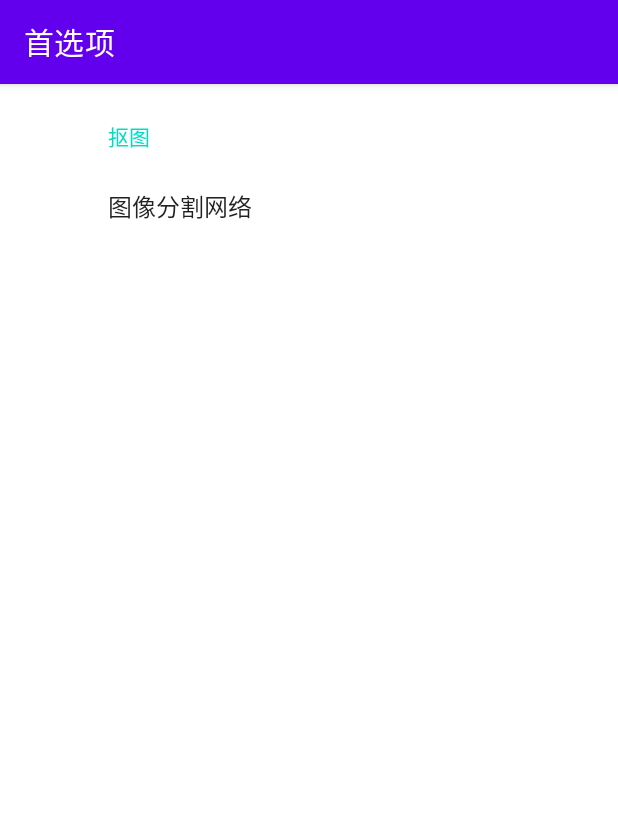
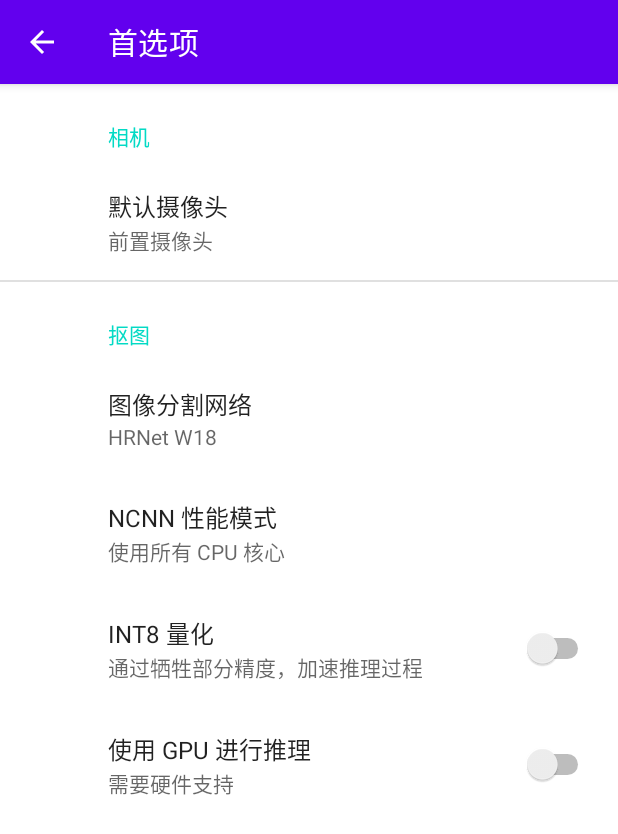
Before and after one commit to davilsu/HumanMatting, an Android app: the PreferencesActivity screen opened directly, with no data from a screen before it, on a phone screen of 412 x 824 dp. Shown: the top 834 px of the screen. Run offline under Robolectric (Android 15) with nearby library versions, the phone set to English and light mode, and no system bars; our stand-ins replace androidx.preference.

Commit message:
preferences done

```diff
--- a/app/src/main/res/layout/activity_camera.xml
+++ b/app/src/main/res/layout/activity_camera.xml
@@ -6,8 +6,7 @@
         android:id="@+id/camera"
         android:layout_width="match_parent"
         android:layout_height="match_parent"
-        app:cameraAudio="off"
-        app:cameraFacing="front" />
+        app:cameraAudio="off" />
 
     <androidx.coordinatorlayout.widget.CoordinatorLayout
         android:layout_width="match_parent"
--- a/app/src/main/res/values-night/themes.xml
+++ b/app/src/main/res/values-night/themes.xml
@@ -1,4 +1,5 @@
 <resources>
+
     <style name="Theme.Fullscreen" parent="Theme.AppCompat.NoActionBar">
         <item name="colorPrimary">@color/purple_200</item>
         <item name="colorPrimaryVariant">@color/purple_700</item>
@@ -6,9 +7,10 @@
         <item name="colorSecondary">@color/teal_200</item>
         <item name="colorSecondaryVariant">@color/teal_200</item>
         <item name="colorOnSecondary">@color/black</item>
-        <item name="android:statusBarColor" >@android:color/transparent</item>
+        <item name="android:statusBarColor">@android:color/transparent</item>
         <item name="windowActionModeOverlay">true</item>
     </style>
+
     <style name="Theme.Normal" parent="Theme.MaterialComponents.DayNight.DarkActionBar">
         <item name="colorPrimary">@color/purple_200</item>
         <item name="colorPrimaryVariant">@color/purple_700</item>
--- /dev/null
+++ b/app/src/main/res/values/camera_faces.xml
@@ -0,0 +1,11 @@
+<?xml version="1.0" encoding="utf-8"?>
+<resources>
+    <string-array name="camera_face_names">
+        <item>前置摄像头</item>
+        <item>后置摄像头</item>
+    </string-array>
+    <string-array name="camera_face_values">
+        <item>FRONT</item>
+        <item>BACK</item>
+    </string-array>
+</resources>
--- /dev/null
+++ b/app/src/main/res/values/powersave_modes.xml
@@ -0,0 +1,13 @@
+<?xml version="1.0" encoding="utf-8"?>
+<resources>
+    <string-array name="powersave_mode_names">
+        <item>使用所有 CPU 核心</item>
+        <item>只使用小核</item>
+        <item>只使用大核</item>
+    </string-array>
+    <string-array name="powersave_mode_values">
+        <item>0</item>
+        <item>1</item>
+        <item>2</item>
+    </string-array>
+</resources>
--- a/app/src/main/res/values/strings.xml
+++ b/app/src/main/res/values/strings.xml
@@ -1,8 +1,13 @@
 <resources>
     <string name="app_name">人像抠图</string>
     <string name="preferences">首选项</string>
+    <string name="camera_category">相机</string>
+    <string name="default_camera_face">默认摄像头</string>
     <string name="segmentation_category">抠图</string>
     <string name="segmentation_network">图像分割网络</string>
-    <!-- TODO: Remove or change this placeholder text -->
-    <string name="hello_blank_fragment">Hello blank fragment</string>
+    <string name="int8_quantization">INT8 量化</string>
+    <string name="int8_quantization_summary">通过牺牲部分精度，加速推理过程</string>
+    <string name="use_gpu">使用 GPU 进行推理</string>
+    <string name="use_gpu_summary">需要硬件支持</string>
+    <string name="powersave_mode">NCNN 性能模式</string>
 </resources>
--- a/app/src/main/res/values/themes.xml
+++ b/app/src/main/res/values/themes.xml
@@ -1,4 +1,5 @@
 <resources>
+
     <style name="Theme.Fullscreen" parent="Theme.AppCompat.NoActionBar">
         <item name="colorPrimary">@color/purple_500</item>
         <item name="colorPrimaryVariant">@color/purple_700</item>
@@ -6,9 +7,10 @@
         <item name="colorSecondary">@color/teal_200</item>
         <item name="colorSecondaryVariant">@color/teal_700</item>
         <item name="colorOnSecondary">@color/black</item>
-        <item name="android:statusBarColor" >@android:color/transparent</item>
+        <item name="android:statusBarColor">@android:color/transparent</item>
         <item name="windowActionModeOverlay">true</item>
     </style>
+
     <style name="Theme.Normal" parent="Theme.MaterialComponents.DayNight.DarkActionBar">
         <item name="colorPrimary">@color/purple_500</item>
         <item name="colorPrimaryVariant">@color/purple_700</item>
--- a/app/src/main/res/xml/preferences.xml
+++ b/app/src/main/res/xml/preferences.xml
@@ -1,12 +1,38 @@
 <?xml version="1.0" encoding="utf-8"?>
 <PreferenceScreen xmlns:android="http://schemas.android.com/apk/res/android"
-    android:title="@string/preferences"
-    android:key="preferences">
+    android:key="preferences"
+    android:title="@string/preferences">
+    <PreferenceCategory android:title="@string/camera_category">
+        <ListPreference
+            android:defaultValue="FRONT"
+            android:entries="@array/camera_face_names"
+            android:entryValues="@array/camera_face_values"
+            android:key="default_camera_face"
+            android:summary="%s"
+            android:title="@string/default_camera_face" />
+    </PreferenceCategory>
     <PreferenceCategory android:title="@string/segmentation_category">
-        <ListPreference android:key="segmentation_network"
-            android:title="@string/segmentation_network"
+        <ListPreference
+            android:defaultValue="1"
             android:entries="@array/segmentation_network_names"
             android:entryValues="@array/segmentation_network_values"
-            android:defaultValue="1"/>
+            android:key="segmentation_network"
+            android:summary="%s"
+            android:title="@string/segmentation_network" />
+        <ListPreference
+            android:defaultValue="0"
+            android:entries="@array/powersave_mode_names"
+            android:entryValues="@array/powersave_mode_values"
+            android:key="powersave_mode"
+            android:summary="%s"
+            android:title="@string/powersave_mode" />
+        <SwitchPreference
+            android:key="int8_quantization"
+            android:summary="@string/int8_quantization_summary"
+            android:title="@string/int8_quantization" />
+        <SwitchPreference
+            android:key="use_gpu"
+            android:summary="@string/use_gpu_summary"
+            android:title="@string/use_gpu" />
     </PreferenceCategory>
 </PreferenceScreen>
```
Also changed, not shown: app/src/main/AndroidManifest.xml (+6 -5 lines), app/src/main/java/com/davilsu/peoplematting/CameraActivity.java (+23 -10 lines).
